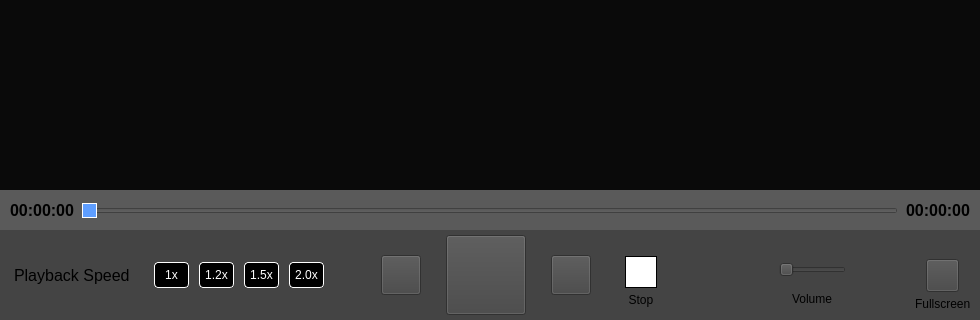
Qt form mainwindow.ui (Akash-github-project/trial) before a commit; both pictures show x 0 to 980 and y 376 to 696 of the 980 by 696 pixel window.
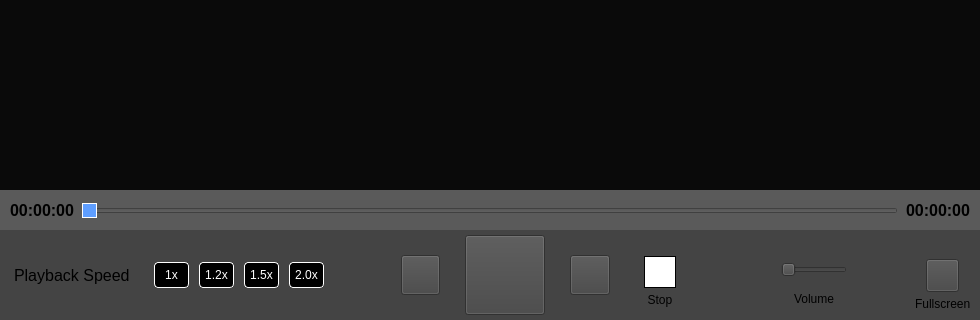
The same form after that commit. Icons and pictures are not drawn. Custom widgets are drawn as their Qt base class.

```diff
--- a/mainwindow.ui
+++ b/mainwindow.ui
@@ -242,7 +242,7 @@
             </widget>
            </item>
            <item>
-            <layout class="QHBoxLayout" name="horizontalLayout_4" stretch="0,0,0,0,0,0,0">
+            <layout class="QHBoxLayout" name="horizontalLayout_4" stretch="0,0,0,0,0,0,0,0">
              <property name="spacing">
               <number>10</number>
              </property>
@@ -341,6 +341,19 @@
                </property>
               </widget>
              </item>
+             <item>
+              <spacer name="horizontalSpacer_4">
+               <property name="orientation">
+                <enum>Qt::Horizontal</enum>
+               </property>
+               <property name="sizeHint" stdset="0">
+                <size>
+                 <width>40</width>
+                 <height>20</height>
+                </size>
+               </property>
+              </spacer>
+             </item>
              <item>
               <layout class="QHBoxLayout" name="horizontalLayout_2">
                <property name="spacing">
```
